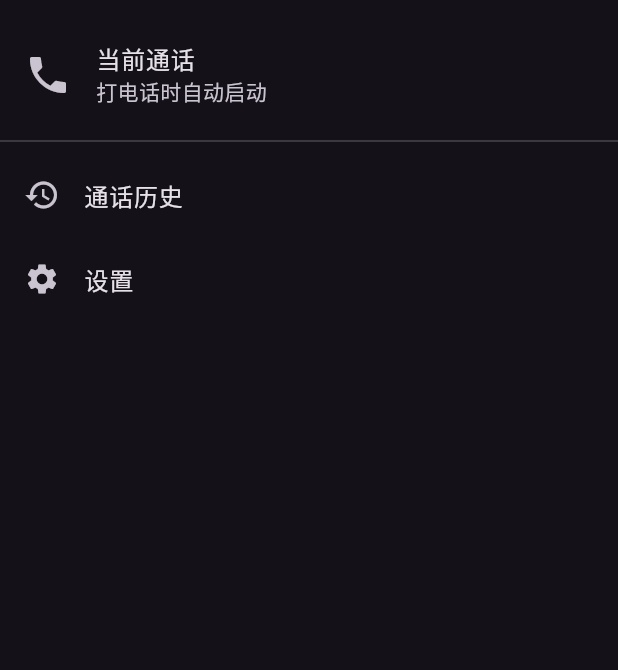
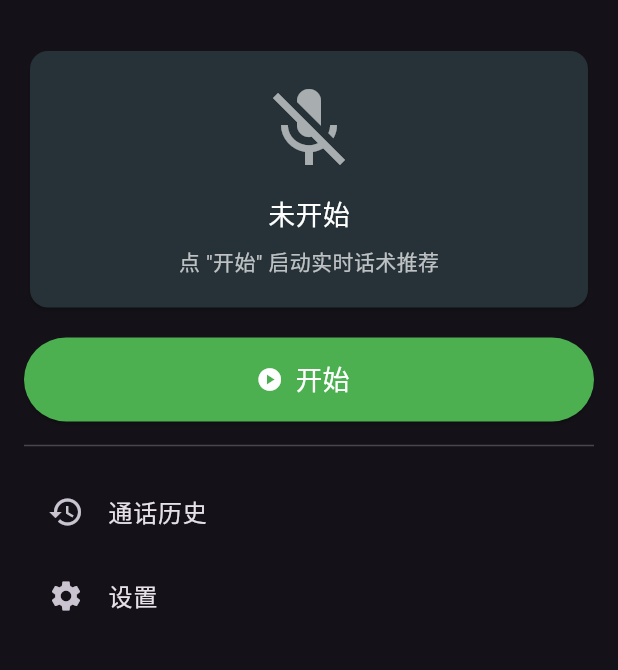
Before and after one commit to kkprhot-ux/kk, a Flutter app: the screen it shows after launch, on a phone screen of 412 x 824 dp, the part 63-733 px from its top. Run offline on Flutter 3.47's test engine with Material 3 defaults, Android fonts, the phone set to English and light mode, and no system bars; our stand-ins replace shared_preferences; missing offline and left inert: flutter_sound.

Commit message:
fix(v2.1): 现场销售模式 + 依赖版本 + 删 phone_state
产品形态重大转变 (v1.0 -> v2.1):
- 从电话销售 (电话录音) 改为现场销售 (面对面麦克风)
- 原因: Android 平台不允许第三方 App 录通话音频
  (flutter_sound 9.28.0 AudioSource 注释明确: voiceDownlink/voiceUpLink
   'does not work, at least on Android')

修复 (按 systematic-debugging skill):
- phone_state 1.0.4 误用 API:
  - phoneStateStream -> PhoneState.stream (静态 getter)
  - CALL_OUTGOING 不存在, 应是 CALL_STARTED
  - 整文件删除 (现场销售不需要电话监听)
- requirements.txt 真实版本 (之前是过期版本, 新环境会装错):
  - fastapi 0.104.0 -> 0.141.1
  - httpx 0.25.0 -> 0.28.1
  - pydantic 2.5.0 -> >=2.10,<3 (Py 3.14 兼容)
- pubspec.yaml: 删 phone_state 依赖, 加 path_provider
- schema.sql: 删 contacts 死表, calls 加 mode 字段
- stream_service.dart: 从 SharedPreferences 读 PC IP (不再硬编码)
- main.dart: 移除 phoneState 引用
- home_screen.dart: 加开始/结束录音按钮 (手动触发模式)
- call_screen.dart: 接收 stream/audio/vad 参数
- websocket_server.py: 支持 mode 参数 (in_person / phone)
- test_database.py + test_smoke.py: 更新为 3 张表 (删 contacts 断言)

Flutter scaffold 首次加入: .gitignore / .metadata / README.md /
analysis_options.yaml (之前没被 git 跟踪)

测试: 18/18 全过

```diff
--- a/phone_app/lib/main.dart
+++ b/phone_app/lib/main.dart
@@ -1,6 +1,4 @@
 import 'package:flutter/material.dart';
-import 'services/phone_state_service.dart';
-import 'services/stream_service.dart';
 import 'ui/home_screen.dart';
 import 'ui/history_screen.dart';
 import 'ui/settings_screen.dart';
@@ -16,32 +14,20 @@ class SalesAssistantApp extends StatefulWidget {
 }
 
 class _SalesAssistantAppState extends State<SalesAssistantApp> {
-  final phoneState = PhoneStateService();
-  final streamService = StreamService();
-
-  @override
-  void initState() {
-    super.initState();
-    phoneState.startListening();
-    phoneState.addListener(_onPhoneStateChanged);
-  }
-
-  void _onPhoneStateChanged() {
-    if (phoneState.isInCall) {
-      streamService.connect();
-    } else {
-      streamService.disconnect();
-    }
-  }
+  // v2.1: in-person sales mode. The user manually starts/stops a recording
+  // session from the Home screen; no automatic call-state monitoring
+  // is needed. Recording UI is managed by HomeScreen -> CallScreen.
+  final GlobalKey<NavigatorState> navigatorKey = GlobalKey<NavigatorState>();
 
   @override
   Widget build(BuildContext context) {
     return MaterialApp(
       title: '销售助手',
       theme: ThemeData.dark(),
+      navigatorKey: navigatorKey,
       initialRoute: '/',
       routes: {
-        '/': (context) => const HomeScreen(),
+        '/': (context) => HomeScreen(navigatorKey: navigatorKey),
         '/history': (context) => const HistoryScreen(),
         '/settings': (context) => const SettingsScreen(),
       },
--- a/phone_app/lib/ui/home_screen.dart
+++ b/phone_app/lib/ui/home_screen.dart
@@ -1,20 +1,118 @@
 import 'package:flutter/material.dart';
 
-class HomeScreen extends StatelessWidget {
-  const HomeScreen({super.key});
+import '../services/audio_capture.dart';
+import '../services/stream_service.dart';
+import '../services/vad_service.dart';
+import 'call_screen.dart';
+
+class HomeScreen extends StatefulWidget {
+  final GlobalKey<NavigatorState> navigatorKey;
+  const HomeScreen({super.key, required this.navigatorKey});
+
+  @override
+  State<HomeScreen> createState() => _HomeScreenState();
+}
+
+class _HomeScreenState extends State<HomeScreen> {
+  // In-person sales: the user explicitly starts/stops a session.
+  // We do not rely on phone-state changes.
+  bool _isRecording = false;
+  late final AudioCaptureService _audio;
+  late final StreamService _stream;
+  late final VadService _vad;
+
+  @override
+  void initState() {
+    super.initState();
+    _audio = AudioCaptureService();
+    _stream = StreamService();
+    _vad = VadService();
+  }
+
+  @override
+  void dispose() {
+    if (_isRecording) {
+      _stopSession();
+    }
+    _audio.stop();
+    super.dispose();
+  }
+
+  Future<void> _startSession() async {
+    await _stream.connect();
+    await _audio.start();
+    setState(() => _isRecording = true);
+    _stream.suggestionStream.listen((msg) {
+      // PC backend will send `{type: "suggestion", ...}` messages
+      // during the call. The CallScreen listens to the same stream.
+    });
+    if (!mounted) return;
+    widget.navigatorKey.currentState?.push(
+      MaterialPageRoute(
+        builder: (_) => CallScreen(
+          stream: _stream,
+          audio: _audio,
+          vad: _vad,
+        ),
+      ),
+    );
+  }
+
+  Future<void> _stopSession() async {
+    await _audio.stop();
+    await _stream.disconnect();
+    if (mounted) setState(() => _isRecording = false);
+  }
 
   @override
   Widget build(BuildContext context) {
     return Scaffold(
       appBar: AppBar(title: const Text('销售助手')),
       body: ListView(
+        padding: const EdgeInsets.all(16),
         children: [
-          ListTile(
-            leading: const Icon(Icons.phone, size: 32),
-            title: const Text('当前通话'),
-            subtitle: const Text('打电话时自动启动'),
+          Card(
+            color: _isRecording ? Colors.red.shade900 : Colors.blueGrey.shade900,
+            child: Padding(
+              padding: const EdgeInsets.all(20),
+              child: Column(
+                children: [
+                  Icon(
+                    _isRecording ? Icons.mic : Icons.mic_off,
+                    size: 64,
+                    color: _isRecording ? Colors.redAccent : Colors.white60,
+                  ),
+                  const SizedBox(height: 12),
+                  Text(
+                    _isRecording ? '录音中…' : '未开始',
+                    style: const TextStyle(fontSize: 18, color: Colors.white),
+                  ),
+                  const SizedBox(height: 8),
+                  Text(
+                    _isRecording
+                        ? '点 "结束" 关闭本通会话, AI 将生成复盘'
+                        : '点 "开始" 启动实时话术推荐',
+                    style: const TextStyle(color: Colors.white70),
+                  ),
+                ],
+              ),
+            ),
           ),
-          const Divider(),
+          const SizedBox(height: 16),
+          SizedBox(
+            height: 56,
+            child: ElevatedButton.icon(
+              icon: Icon(_isRecording ? Icons.stop_circle : Icons.play_circle),
+              label: Text(_isRecording ? '结束' : '开始',
+                  style: const TextStyle(fontSize: 18)),
+              style: ElevatedButton.styleFrom(
+                backgroundColor: _isRecording ? Colors.red : Colors.green,
+                foregroundColor: Colors.white,
+              ),
+              onPressed: _isRecording ? _stopSession : _startSession,
+            ),
+          ),
+          const Divider(height: 32),
           ListTile(
             leading: const Icon(Icons.history),
             title: const Text('通话历史'),
```
Also changed, not shown: pc_service/requirements.txt (+20 -4 lines), phone_app/analysis_options.yaml (added, +38 -0 lines), phone_app/lib/services/phone_state_service.dart (deleted, +0 -31 lines), phone_app/lib/services/stream_service.dart (+24 -7 lines), phone_app/lib/ui/call_screen.dart (+115 -35 lines), phone_app/pubspec.yaml (+16 -6 lines), phone_app/pubspec.lock, 7 other files.
